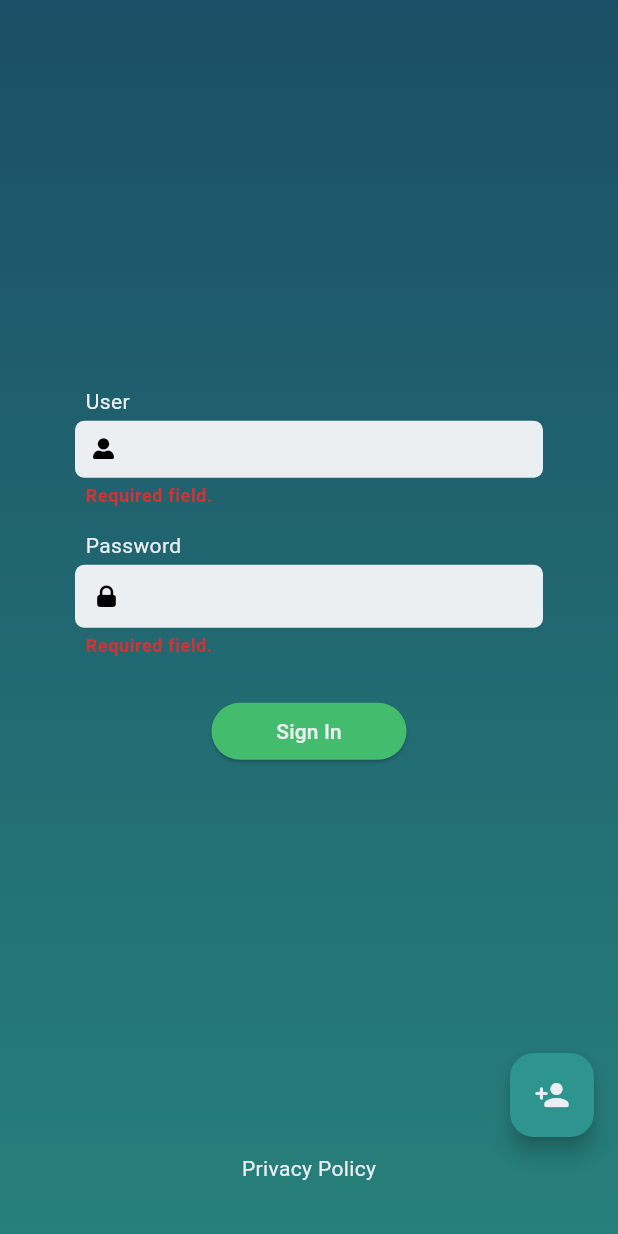
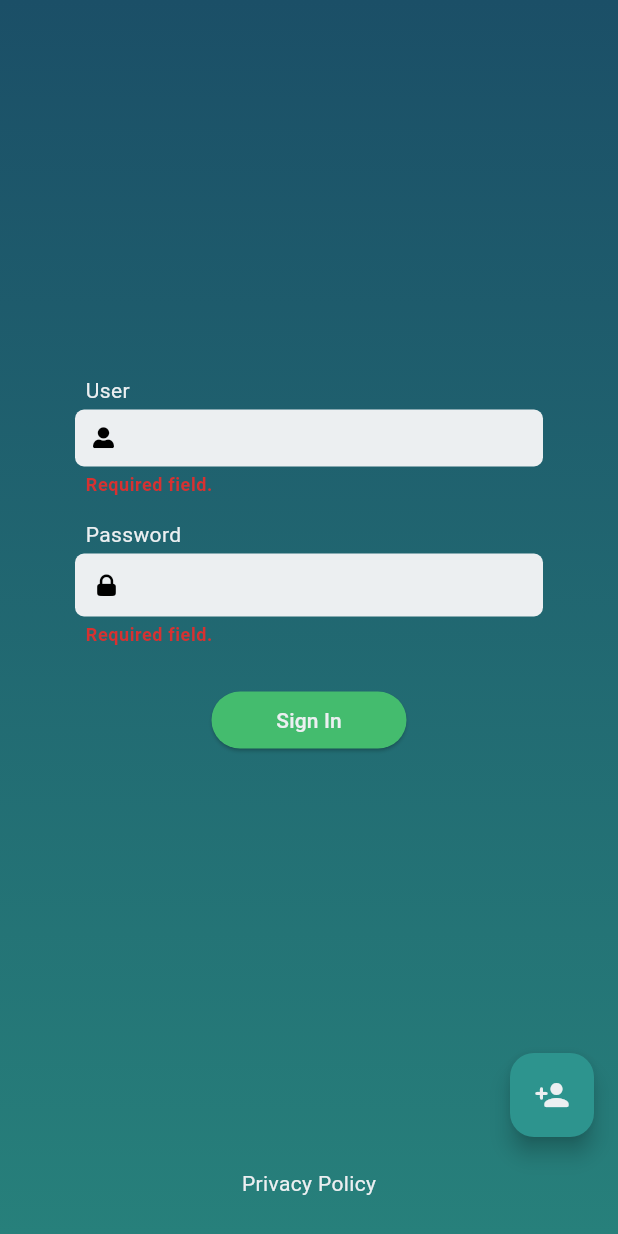
Before and after one commit to rauandesantana/provaflutter, a Flutter app: the screen it shows after launch, after a tap on "Sign In", on a phone screen of 412 x 824 dp. Run offline on Flutter 3.47's test engine with Material 2 defaults, Android fonts, the phone set to English and light mode, and no system bars; our stand-ins replace flutter_mobx, go_router, mobx; generated files the repository leaves out were written again.

Commit message:
Corrigindo Pagina Login

```diff
--- a/lib/pages/main/pages_login.dart
+++ b/lib/pages/main/pages_login.dart
@@ -153,22 +153,21 @@ class _$PagesLoginState extends State<$PagesLogin> {
                 ),
               ),
             ),
+            const Padding(padding: EdgeInsets.only(bottom: 25)),
             // ----------------------------------------------------------------- Privacy Policy Button
-            Padding(
-              padding: const EdgeInsets.only(bottom: 35),
-              child: GestureDetector(
-                onTap: () => Services.launcherUrl.open(_urlPrivacyPolicy),
-                child: Text(Languages.current.privacyPolicy),
-              ),
+            GestureDetector(
+              onTap: () => Services.launcherUrl.open(_urlPrivacyPolicy),
+              child: Text(Languages.current.privacyPolicy),
             ),
+            const Padding(padding: EdgeInsets.only(bottom: 25)),
           ],
         ),
       ),
       floatingActionButton: Padding(
         padding: const EdgeInsets.only(bottom: 50),
-        // --------------------------------------------------------------------- Toggle Button (Sign In / Sign Up)
         child: Observer(
           builder: (context) {
+            // ----------------------------------------------------------------- Toggle Button (Sign In / Sign Up)
             return FloatingActionButton(
               onPressed: () => _loginState.toggleIsSignIn(),
               child: Icon(
```
